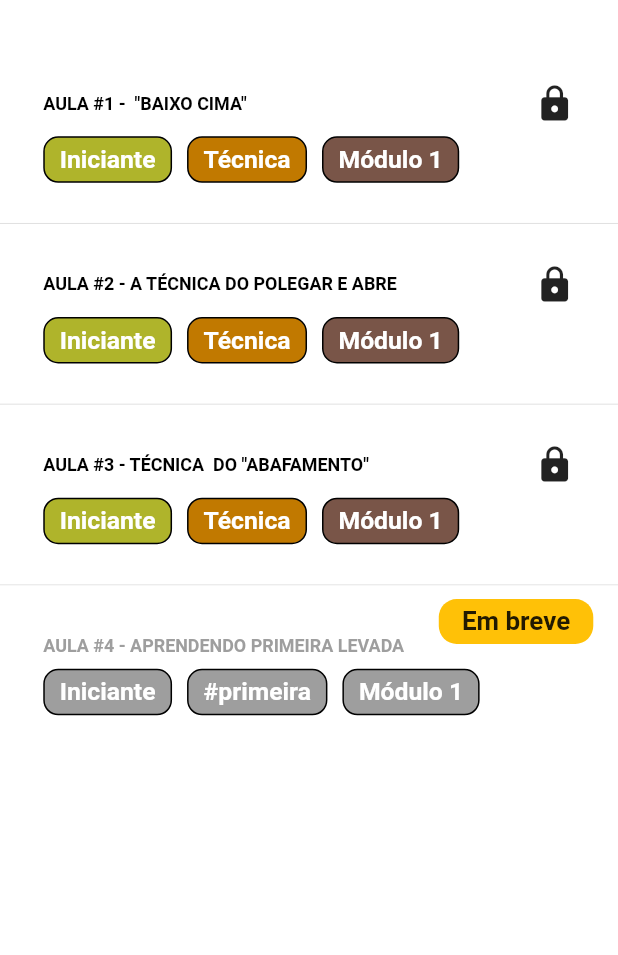
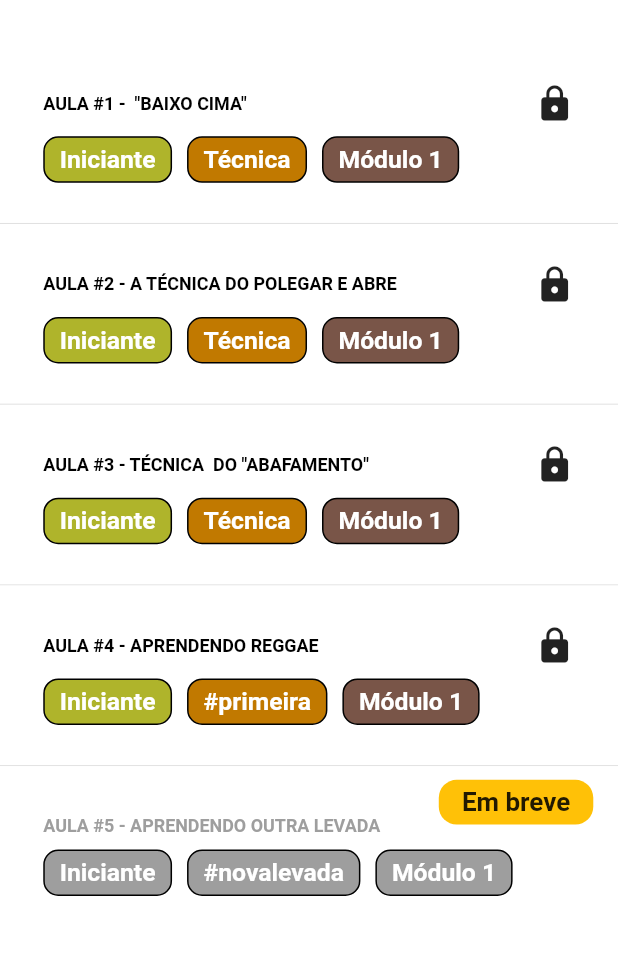
Before and after one commit to mateuspc/ritmos_violao_premium, a Flutter app: the PageCursoLevadas screen opened by its route, on a phone screen of 412 x 824 dp, the part 73-1028 px from its top. Run offline on Flutter 3.47's test engine with Material 2 defaults, Android fonts, the phone set to English and light mode, and no system bars; our stand-ins replace auto_size_text, cached_network_image, cloud_firestore, firebase_auth, firebase_core, flutter_svg and 9 more; missing offline and left inert: purchases_flutter; accounts and stored records are empty.

Commit message:
Foi adicionada nova video aula ao curso de levadas

```diff
--- a/lib/data/curso_levadas_data.dart
+++ b/lib/data/curso_levadas_data.dart
@@ -116,8 +116,44 @@ class CursoLevadasData {
     );
 
     list.add(va3);
+    VideoAula va4 = VideoAula(titulo: "AULA #4 - APRENDENDO REGGAE",
+      subtitulo: "Aula de ritmo",
+      videoId: "zWhFo_drbGk",
+      emBreve: false,
+      thumbnail: "https://img.youtube.com/vi/zWhFo_drbGk/hqdefault.jpg",
+      destaques: [
+        "Reggae é um gênero musical criado na Jamaica do fim da década de 1960.",
+        "Depois de treinar bastante, tente tocar a música Oh! Chuva de falamansa.",
+        "No Brasil, é um ritmo predominante no Estado do Maranhão, surgindo na periferia da capital maranhense na década de 80.",
+        "Se quiser saber mais, pesquise sobre o Museu do Reggae Maranhão"
+      ],
+      arrows: [
+        Arrow.down(),
+        Arrow.up()
+      ],
+      categorias: [
+        Categoria(
+            nome: 'Iniciante',
+            backgroundColor: reggaeColor,
+            borderColor: Colors.black,
+            textColor: Colors.white),
+        Categoria(
+            nome: '#primeira',
+            backgroundColor: mpbColor,
+            borderColor: Colors.black,
+            textColor: Colors.white),
+        Categoria(
+            nome: 'Módulo 1',
+            backgroundColor: forroColor,
+            borderColor: Colors.black,
+            textColor: Colors.white),
+      ],
 
-    VideoAula va4 = VideoAula(titulo: "AULA #4 - APRENDENDO PRIMEIRA LEVADA",
+    );
+
+    list.add(va4);
+
+    VideoAula va5 = VideoAula(titulo: "AULA #5 - APRENDENDO OUTRA LEVADA",
       subtitulo: "Aula de ritmo",
       videoId: "7X7EYFCGR4Q",
       emBreve: true,
@@ -138,7 +174,7 @@ class CursoLevadasData {
             borderColor: Colors.black,
             textColor: Colors.white),
         Categoria(
-            nome: '#primeira',
+            nome: '#novalevada',
             backgroundColor: Colors.grey,
             borderColor: Colors.black,
             textColor: Colors.white),
@@ -151,7 +187,8 @@ class CursoLevadasData {
 
     );
 
-    list.add(va4);
+    list.add(va5);
+
     return list;
 
   }
```
Also changed, not shown: pubspec.lock, 3 other files.
